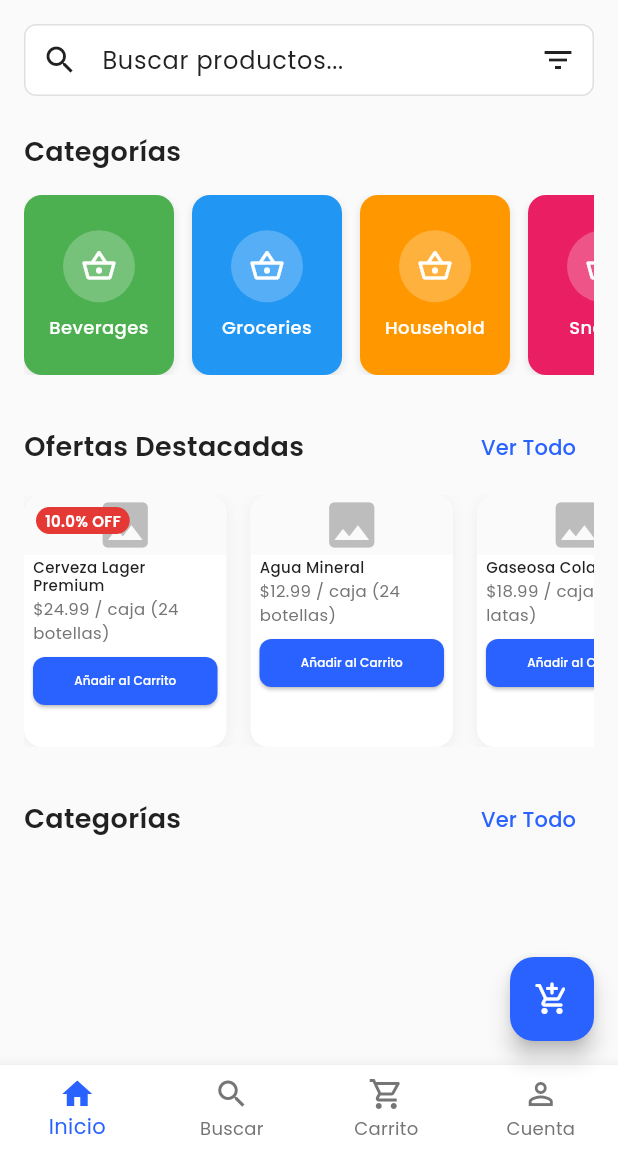
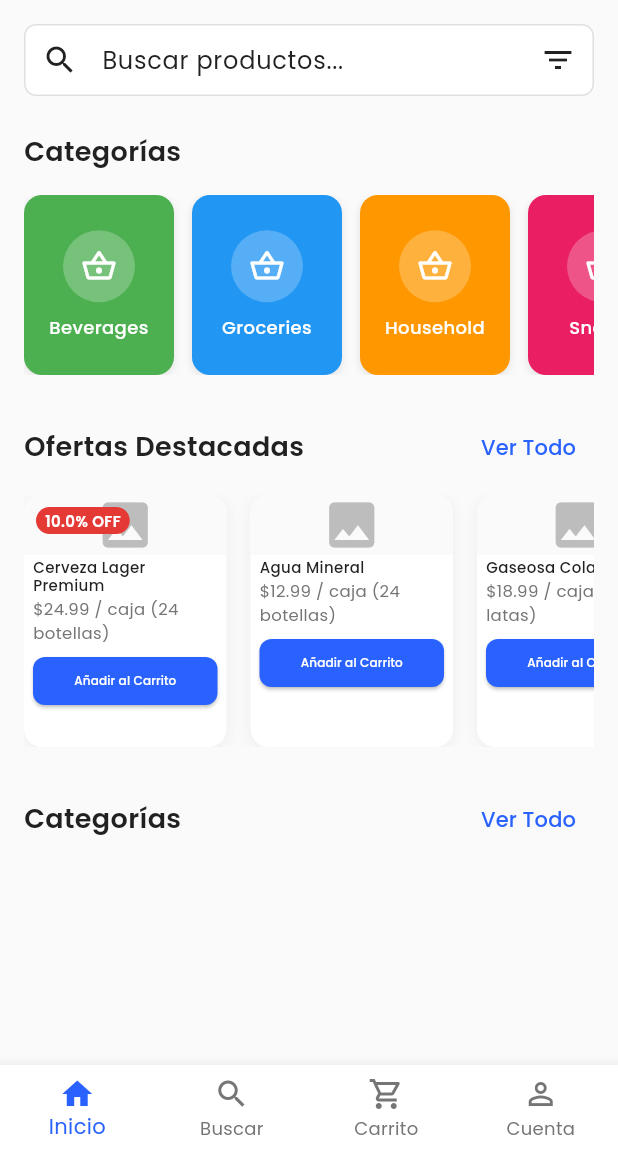
Before and after one commit to CarlosTontaquimba1995/ventas_app, a Flutter app: the HomeScreen screen opened by its route, on a phone screen of 412 x 824 dp, the part 84-1236 px from its top. Run offline on Flutter 3.47's test engine with Material 3 defaults, Android fonts, the phone set to English and light mode, and no system bars; our stand-ins replace google_fonts, shared_preferences; accounts and stored records are empty.

Commit message:
fix: deleted floating cart icon

```diff
--- a/lib/screens/home_screen.dart
+++ b/lib/screens/home_screen.dart
@@ -508,14 +508,6 @@ class HomeScreenState extends State<HomeScreen> {
         type: BottomNavigationBarType.fixed,
         onTap: _onItemTapped,
       ),
-      floatingActionButton: FloatingActionButton(
-        onPressed: () {
-          // TODO: Quick order action
-        },
-        backgroundColor: AppColors.primary,
-        foregroundColor: Colors.white,
-        child: const Icon(Icons.add_shopping_cart_rounded),
-      ),
     );
   }
 }
```
